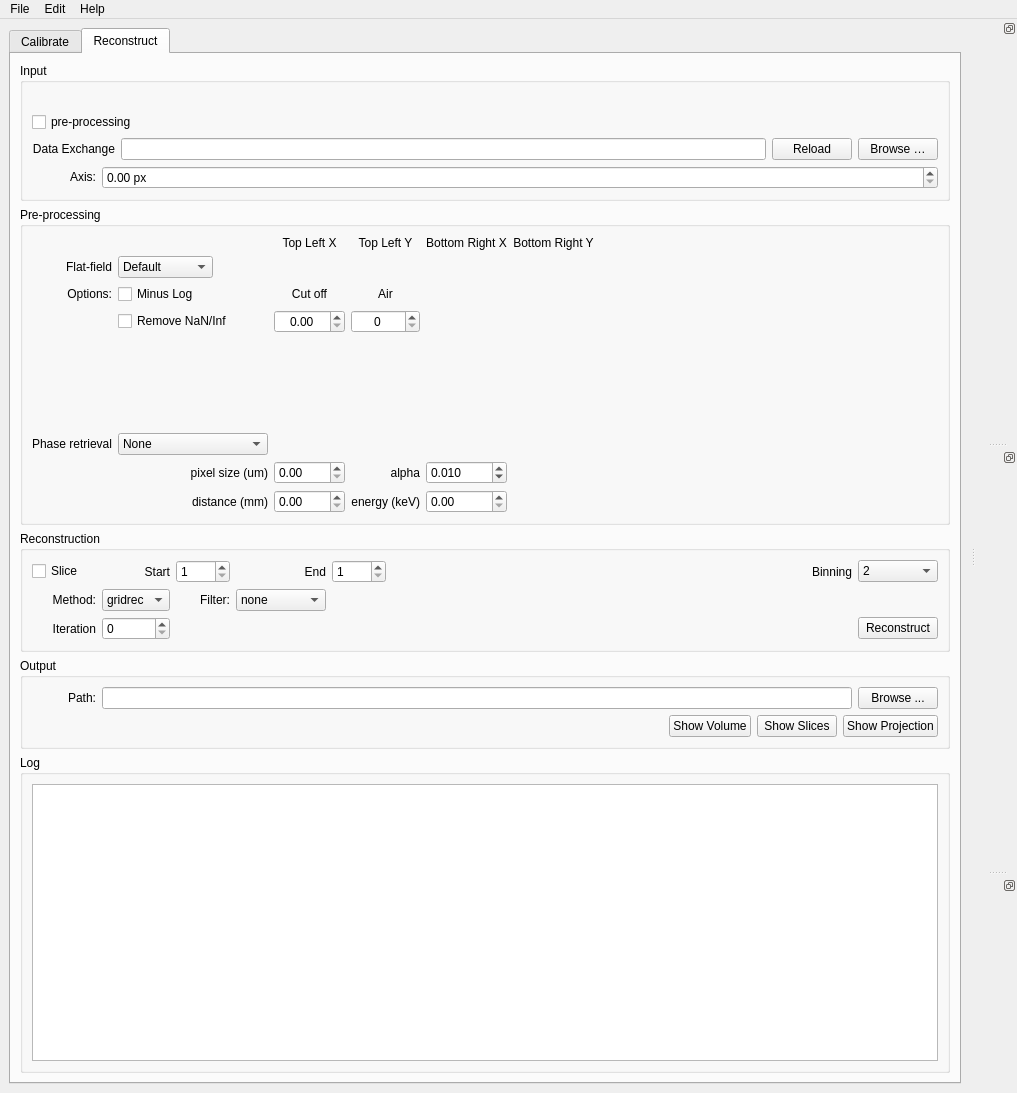
This is ufot/gui.ui in tomography/tomopy-gui as Qt 5 draws it before an edit. The edited form follows.
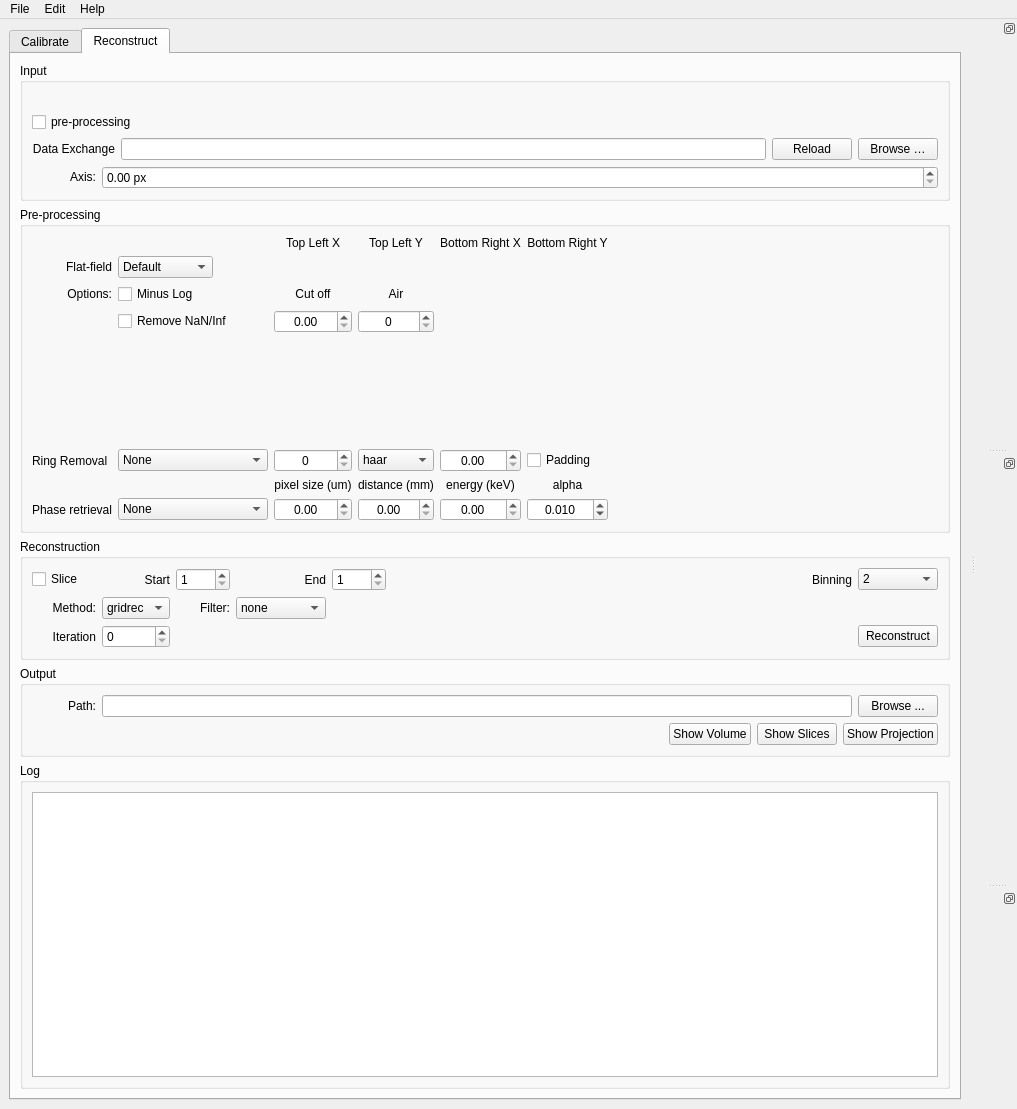
This is the edited form.

Commit message: added ring removal support

The edit to the form file:
```diff
--- a/ufot/gui.ui
+++ b/ufot/gui.ui
@@ -7,7 +7,7 @@
     <x>0</x>
     <y>0</y>
     <width>1017</width>
-    <height>1093</height>
+    <height>1109</height>
    </rect>
   </property>
   <property name="sizePolicy">
@@ -709,13 +709,85 @@
           <layout class="QVBoxLayout" name="verticalLayout_5">
            <item>
             <layout class="QGridLayout" name="gridLayout_3">
-             <item row="7" column="3">
+             <item row="8" column="4">
+              <widget class="QDoubleSpinBox" name="energy">
+               <property name="alignment">
+                <set>Qt::AlignCenter</set>
+               </property>
+               <property name="maximum">
+                <double>100.000000000000000</double>
+               </property>
+               <property name="singleStep">
+                <double>0.100000000000000</double>
+               </property>
+              </widget>
+             </item>
+             <item row="7" column="2">
+              <widget class="QLabel" name="pixel_size_label">
+               <property name="text">
+                <string>pixel size (um)</string>
+               </property>
+               <property name="alignment">
+                <set>Qt::AlignCenter</set>
+               </property>
+              </widget>
+             </item>
+             <item row="7" column="4">
               <widget class="QLabel" name="energy_label">
                <property name="text">
                 <string>energy (keV)</string>
                </property>
                <property name="alignment">
-                <set>Qt::AlignRight|Qt::AlignTrailing|Qt::AlignVCenter</set>
+                <set>Qt::AlignCenter</set>
+               </property>
+              </widget>
+             </item>
+             <item row="6" column="3">
+              <widget class="QComboBox" name="wavelet_filter">
+               <item>
+                <property name="text">
+                 <string>haar</string>
+                </property>
+               </item>
+               <item>
+                <property name="text">
+                 <string>db5</string>
+                </property>
+               </item>
+               <item>
+                <property name="text">
+                 <string>sym5</string>
+                </property>
+               </item>
+              </widget>
+             </item>
+             <item row="8" column="3">
+              <widget class="QDoubleSpinBox" name="distance">
+               <property name="alignment">
+                <set>Qt::AlignCenter</set>
+               </property>
+               <property name="maximum">
+                <double>1000.000000000000000</double>
+               </property>
+               <property name="singleStep">
+                <double>0.100000000000000</double>
+               </property>
+              </widget>
+             </item>
+             <item row="5" column="2">
+              <widget class="QLabel" name="wavelet_level_label">
+               <property name="text">
+                <string/>
+               </property>
+               <property name="alignment">
+                <set>Qt::AlignCenter</set>
+               </property>
+              </widget>
+             </item>
+             <item row="6" column="2">
+              <widget class="QSpinBox" name="wavelet_level">
+               <property name="alignment">
+                <set>Qt::AlignCenter</set>
                </property>
               </widget>
              </item>
@@ -729,13 +801,13 @@
                </property>
               </widget>
              </item>
-             <item row="6" column="1">
-              <widget class="QLabel" name="pixel_size_label">
+             <item row="5" column="4">
+              <widget class="QLabel" name="wavelet_sigma_label">
                <property name="text">
-                <string>pixel size (um)</string>
+                <string/>
                </property>
                <property name="alignment">
-                <set>Qt::AlignRight|Qt::AlignTrailing|Qt::AlignVCenter</set>
+                <set>Qt::AlignCenter</set>
                </property>
               </widget>
              </item>
@@ -808,7 +880,7 @@
                </property>
               </widget>
              </item>
-             <item row="5" column="0">
+             <item row="8" column="0">
               <widget class="QLabel" name="phase_method_label">
                <property name="text">
                 <string>Phase retrieval</string>
@@ -835,22 +907,6 @@
                </property>
               </widget>
              </item>
-             <item row="6" column="4">
-              <widget class="QDoubleSpinBox" name="alpha">
-               <property name="decimals">
-                <number>3</number>
-               </property>
-               <property name="maximum">
-                <double>1.000000000000000</double>
-               </property>
-               <property name="singleStep">
-                <double>0.001000000000000</double>
-               </property>
-               <property name="value">
-                <double>0.010000000000000</double>
-               </property>
-              </widget>
-             </item>
              <item row="3" column="3">
               <widget class="QSpinBox" name="air">
                <property name="alignment">
@@ -858,16 +914,6 @@
                </property>
               </widget>
              </item>
-             <item row="7" column="4">
-              <widget class="QDoubleSpinBox" name="energy">
-               <property name="maximum">
-                <double>100.000000000000000</double>
-               </property>
-               <property name="singleStep">
-                <double>0.100000000000000</double>
-               </property>
-              </widget>
-             </item>
              <item row="3" column="2">
               <widget class="QDoubleSpinBox" name="cut_off">
                <property name="alignment">
@@ -875,32 +921,6 @@
                </property>
               </widget>
              </item>
-             <item row="6" column="2">
-              <widget class="QDoubleSpinBox" name="pixel_size">
-               <property name="minimum">
-                <double>0.000000000000000</double>
-               </property>
-               <property name="maximum">
-                <double>100.000000000000000</double>
-               </property>
-               <property name="singleStep">
-                <double>0.010000000000000</double>
-               </property>
-              </widget>
-             </item>
-             <item row="4" column="1">
-              <spacer name="verticalSpacer_2">
-               <property name="orientation">
-                <enum>Qt::Vertical</enum>
-               </property>
-               <property name="sizeHint" stdset="0">
-                <size>
-                 <width>20</width>
-                 <height>40</height>
-                </size>
-               </property>
-              </spacer>
-             </item>
              <item row="1" column="5">
               <widget class="QLabel" name="roi_by">
                <property name="text">
@@ -921,17 +941,7 @@
                </property>
               </widget>
              </item>
-             <item row="7" column="1">
-              <widget class="QLabel" name="distance_label">
-               <property name="text">
-                <string>distance (mm)</string>
-               </property>
-               <property name="alignment">
-                <set>Qt::AlignRight|Qt::AlignTrailing|Qt::AlignVCenter</set>
-               </property>
-              </widget>
-             </item>
-             <item row="5" column="1">
+             <item row="8" column="1">
               <widget class="QComboBox" name="phase_method">
                <item>
                 <property name="text">
@@ -965,16 +975,6 @@
                </property>
               </widget>
              </item>
-             <item row="7" column="2">
-              <widget class="QDoubleSpinBox" name="distance">
-               <property name="maximum">
-                <double>1000.000000000000000</double>
-               </property>
-               <property name="singleStep">
-                <double>0.100000000000000</double>
-               </property>
-              </widget>
-             </item>
              <item row="1" column="1">
               <widget class="QComboBox" name="ffc_method">
                <property name="enabled">
@@ -1003,16 +1003,6 @@
                </item>
               </widget>
              </item>
-             <item row="6" column="3">
-              <widget class="QLabel" name="alpha_label">
-               <property name="text">
-                <string>alpha</string>
-               </property>
-               <property name="alignment">
-                <set>Qt::AlignRight|Qt::AlignTrailing|Qt::AlignVCenter</set>
-               </property>
-              </widget>
-             </item>
              <item row="1" column="3">
               <widget class="QLabel" name="roi_ty">
                <property name="text">
@@ -1055,6 +1045,119 @@
                </property>
               </widget>
              </item>
+             <item row="6" column="0">
+              <widget class="QLabel" name="ring_removal_method_label">
+               <property name="text">
+                <string>Ring Removal</string>
+               </property>
+              </widget>
+             </item>
+             <item row="7" column="3">
+              <widget class="QLabel" name="distance_label">
+               <property name="text">
+                <string>distance (mm)</string>
+               </property>
+               <property name="alignment">
+                <set>Qt::AlignCenter</set>
+               </property>
+              </widget>
+             </item>
+             <item row="5" column="3">
+              <widget class="QLabel" name="wavelet_filter_label">
+               <property name="text">
+                <string/>
+               </property>
+               <property name="alignment">
+                <set>Qt::AlignCenter</set>
+               </property>
+              </widget>
+             </item>
+             <item row="6" column="5">
+              <widget class="QCheckBox" name="wavelet_padding">
+               <property name="text">
+                <string>Padding</string>
+               </property>
+              </widget>
+             </item>
+             <item row="8" column="5">
+              <widget class="QDoubleSpinBox" name="alpha">
+               <property name="alignment">
+                <set>Qt::AlignCenter</set>
+               </property>
+               <property name="decimals">
+                <number>3</number>
+               </property>
+               <property name="maximum">
+                <double>1.000000000000000</double>
+               </property>
+               <property name="singleStep">
+                <double>0.001000000000000</double>
+               </property>
+               <property name="value">
+                <double>0.010000000000000</double>
+               </property>
+              </widget>
+             </item>
+             <item row="7" column="5">
+              <widget class="QLabel" name="alpha_label">
+               <property name="text">
+                <string>alpha</string>
+               </property>
+               <property name="alignment">
+                <set>Qt::AlignCenter</set>
+               </property>
+              </widget>
+             </item>
+             <item row="6" column="1">
+              <widget class="QComboBox" name="ring_removal_method">
+               <item>
+                <property name="text">
+                 <string>None</string>
+                </property>
+               </item>
+               <item>
+                <property name="text">
+                 <string>Wavelet</string>
+                </property>
+               </item>
+              </widget>
+             </item>
+             <item row="8" column="2">
+              <widget class="QDoubleSpinBox" name="pixel_size">
+               <property name="alignment">
+                <set>Qt::AlignCenter</set>
+               </property>
+               <property name="minimum">
+                <double>0.000000000000000</double>
+               </property>
+               <property name="maximum">
+                <double>100.000000000000000</double>
+               </property>
+               <property name="singleStep">
+                <double>0.010000000000000</double>
+               </property>
+              </widget>
+             </item>
+             <item row="6" column="4">
+              <widget class="QDoubleSpinBox" name="wavelet_sigma">
+               <property name="alignment">
+                <set>Qt::AlignCenter</set>
+               </property>
+              </widget>
+             </item>
+             <item row="4" column="7">
+              <spacer name="verticalSpacer_2">
+               <property name="orientation">
+                <enum>Qt::Vertical</enum>
+               </property>
+               <property name="sizeHint" stdset="0">
+                <size>
+                 <width>20</width>
+                 <height>40</height>
+                </size>
+               </property>
+              </spacer>
+             </item>
             </layout>
            </item>
           </layout>
```
Left out of the diff: 2 changed lines with no effect on the pictures. The commit also changes 4 other files.
